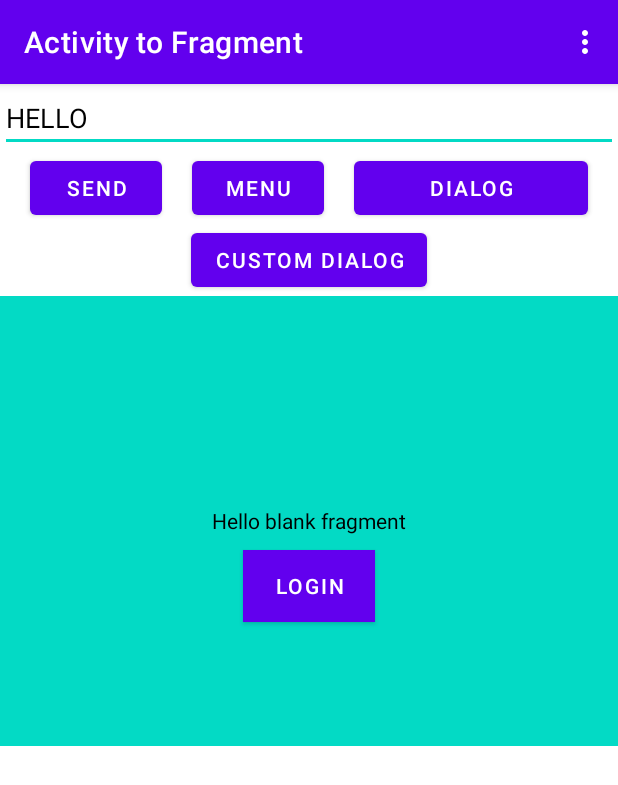
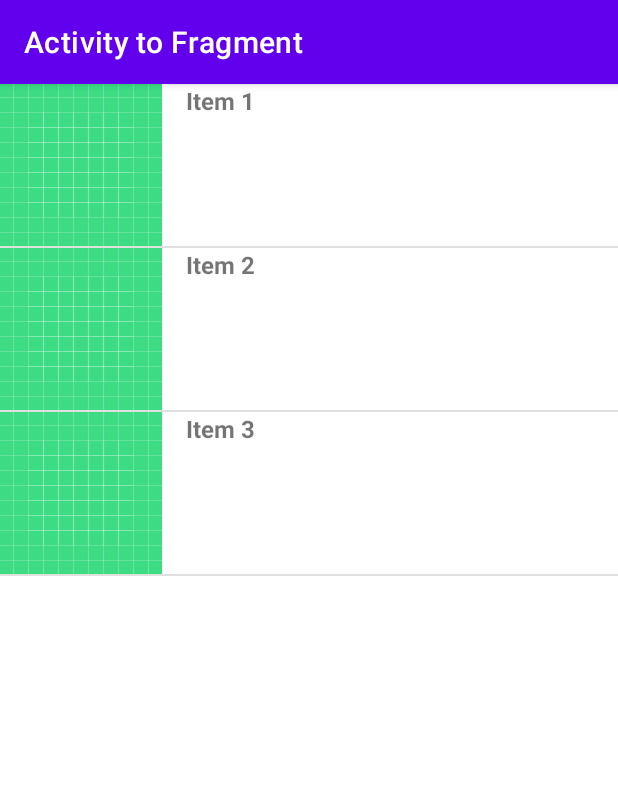
Before and after one commit to Sabindara17/ActivityToFragment, an Android app: the screen it shows after launch (MainActivity), on a phone screen of 412 x 824 dp. Shown: the top 785 px of the screen. Run offline under Robolectric (Android 15) with nearby library versions, the phone set to English and light mode, and no system bars.

Commit message:
listivew:example

```diff
--- /dev/null
+++ b/app/src/main/java/com/example/activitytofragment/DataClass.java
@@ -0,0 +1,19 @@
+package com.example.activitytofragment;
+
+public class DataClass {
+    final int images;
+    final String text;
+
+    public DataClass(int images, String text) {
+        this.images = images;
+        this.text = text;
+    }
+
+    public int getImages(){
+        return  images;
+    }
+    public String getText(){
+        return text;
+
+    }
+}
--- a/app/src/main/java/com/example/activitytofragment/MainActivity.java
+++ b/app/src/main/java/com/example/activitytofragment/MainActivity.java
@@ -1,115 +1,53 @@
 package com.example.activitytofragment;
 
-import androidx.annotation.NonNull;
 import androidx.appcompat.app.AppCompatActivity;
-import androidx.fragment.app.DialogFragment;
-import androidx.fragment.app.FragmentManager;
-import androidx.fragment.app.FragmentTransaction;
 
 import android.os.Bundle;
-import android.view.Menu;
-import android.view.MenuInflater;
-import android.view.MenuItem;
 import android.view.View;
-import android.widget.Button;
-import android.widget.EditText;
-import android.widget.PopupMenu;
+import android.widget.AdapterView;
+import android.widget.ArrayAdapter;
+import android.widget.ListView;
 import android.widget.Toast;
 
+import java.util.ArrayList;
+
 public class MainActivity extends AppCompatActivity {
-    Button btn, menu_btn,dialog_btn,custom_dialog;
-    One fragment;
-
+    private MyAdapter adapter;
+    private final ArrayList<DataClass> data = new ArrayList<DataClass>();
+        String tutorial[]={
+                "1",
+                "2",
+                "3",
+                "4"
+        };
+    ArrayAdapter<String> arrayAdapter;
+        ListView listView;
     @Override
     protected void onCreate(Bundle savedInstanceState) {
         super.onCreate(savedInstanceState);
         setContentView(R.layout.activity_main);
-        fragment = new One();
-        getSupportFragmentManager().beginTransaction()
-                .replace(R.id.fragment_fg, fragment)
-                .commit();
+        listView= findViewById(R.id.list);
+        data.add(new DataClass(R.drawable.ic_launcher_background, "Item 1"));
+        data.add(new DataClass(R.drawable.ic_launcher_background, "Item 2"));
+        data.add(new DataClass(R.drawable.ic_launcher_background, "Item 3"));
+        adapter= new MyAdapter(MainActivity.this,data);
+        listView.setAdapter(adapter);
 
-        btn = findViewById(R.id.fragment_abtn);
-        menu_btn = findViewById(R.id.menu_btn);
-        dialog_btn = findViewById(R.id.dialog_btn);
-        custom_dialog = findViewById(R.id.dialog_custom_btn);
-        btn.setOnClickListener(new View.OnClickListener() {
-            @Override
-            public void onClick(View v) {
-                EditText editText = findViewById(R.id.fragment_et);
-                String text = editText.getText().toString();
-                fragment.updateText(text);
-
-            }
-        });
-
-        menu_btn.setOnClickListener(new View.OnClickListener() {
-            @Override
-            public void onClick(View v) {
-
-                PopupMenu popup = new PopupMenu(MainActivity.this, v);
-                popup.inflate(R.menu.my);
-                popup.show();
-                popup.setOnMenuItemClickListener(new PopupMenu.OnMenuItemClickListener() {
-                    @Override
-                    public boolean onMenuItemClick(MenuItem item) {
-                        int id = item.getItemId();
-                        if (id == R.id.menu_item1) {
-                            Toast.makeText(MainActivity.this, "toast " + item.toString(), Toast.LENGTH_SHORT).show();
-
-                            return true;
-                        } else if (id == R.id.menu_item2) {
-                            Toast.makeText(MainActivity.this, "toast " + item.toString(), Toast.LENGTH_SHORT).show();
-
-                            return true;
-                        }
-                        return false;
-                    }
-                });
-
-
-            }
-        });
-
-        dialog_btn.setOnClickListener(new View.OnClickListener() {
-            @Override
-            public void onClick(View v) {
-                DialogFragment dialogFragment = new com.example.activitytofragment.DialogFragment();
-                dialogFragment.show(getSupportFragmentManager(), "d");
-            }
-        });
-
-        custom_dialog.setOnClickListener(new View.OnClickListener() {
-            @Override
-            public void onClick(View v) {
-                CustomDialog customDialog = new CustomDialog(MainActivity.this);
-               customDialog.setCancelable(false
-               );
-                customDialog.show();
-            }
-        });
+//        arrayAdapter= new ArrayAdapter<>(
+//                this,
+//                androidx.appcompat.R.layout.support_simple_spinner_dropdown_item,
+//                tutorial
+//        );
+//        listView.setAdapter(arrayAdapter);
+//
+//        listView.setOnItemClickListener(new AdapterView.OnItemClickListener() {
+//            @Override
+//            public void onItemClick(AdapterView<?> parent, View view, int position, long id) {
+//                String item = arrayAdapter.getItem(position);
+//                Toast.makeText(MainActivity.this, "Item :" +item, Toast.LENGTH_SHORT).show();
+//
+//            }
+//        });
 
     }
-
-
-    @Override
-    public boolean onCreateOptionsMenu(Menu menu) {
-        MenuInflater inflater = getMenuInflater();
-        inflater.inflate(R.menu.my, menu);
-        return super.onCreateOptionsMenu(menu);
-    }
-
-    @Override
-    public boolean onOptionsItemSelected(@NonNull MenuItem item) {
-        int id = item.getItemId();
-
-        if (id == R.id.menu_item1) {
-            Toast.makeText(MainActivity.this, "toast " + item.toString(), Toast.LENGTH_SHORT).show();
-            return true;
-        } else if (id == R.id.menu_item2) {
-            Toast.makeText(MainActivity.this, "toast " + item.toString(), Toast.LENGTH_SHORT).show();
-            return true;
-        }
-        return super.onOptionsItemSelected(item);
-    }
 }
--- /dev/null
+++ b/app/src/main/java/com/example/activitytofragment/MyAdapter.java
@@ -0,0 +1,49 @@
+package com.example.activitytofragment;
+
+import android.content.Context;
+import android.view.LayoutInflater;
+import android.view.View;
+import android.view.ViewGroup;
+import android.widget.ArrayAdapter;
+import android.widget.ImageView;
+import android.widget.TextView;
+
+import androidx.annotation.NonNull;
+import androidx.annotation.Nullable;
+
+import java.util.ArrayList;
+import java.util.List;
+
+public class MyAdapter extends ArrayAdapter<DataClass> {
+
+    // invoke the suitable constructor of the ArrayAdapter class
+    public MyAdapter(@NonNull Context context, ArrayList<DataClass> arrayList) {
+
+        // pass the context and arrayList for the super
+        // constructor of the ArrayAdapter class
+        super(context, 0, arrayList);
+    }
+
+    @NonNull
+    @Override
+    public View getView(int position, @Nullable View convertView, @NonNull ViewGroup parent) {
+
+        // convertView which is recyclable view
+        View currentItemView = LayoutInflater.from(getContext()).inflate(R.layout.list_item, parent, false);
+
+        // get the position of the view from the ArrayAdapter
+        DataClass currentNumberPosition = getItem(position);
+
+        // then according to the position of the view assign the desired image for the same
+        ImageView numbersImage = currentItemView.findViewById(R.id.imageView);
+        numbersImage.setImageResource(currentNumberPosition.images);
+
+        // then according to the position of the view assign the desired TextView 1 for the same
+        TextView textView1 = currentItemView.findViewById(R.id.titleTextView);
+        textView1.setText(currentNumberPosition.getText());
+
+
+        // then return the recyclable view
+        return currentItemView;
+    }
+}
--- a/app/src/main/java/com/example/activitytofragment/One.java
+++ /dev/null
@@ -1,32 +0,0 @@
-package com.example.activitytofragment;
-
-import android.os.Bundle;
-
-import androidx.fragment.app.Fragment;
-
-import android.view.LayoutInflater;
-import android.view.View;
-import android.view.ViewGroup;
-import android.widget.TextView;
-import android.widget.Toast;
-
-
-public class One extends Fragment {
-    String d;
-    TextView txt;
-    View v;
-
-    @Override
-    public View onCreateView(LayoutInflater inflater, ViewGroup container,
-                             Bundle savedInstanceState) {
-        // Inflate the layout for this fragment
-      v = inflater.inflate(R.layout.fragment_one, container, false);
-        return v;
-    }
-    public void updateText(String text) {
-        Toast.makeText(getContext(), "toast "+text, Toast.LENGTH_SHORT).show();
-        TextView textView = v.findViewById(R.id.fragment_tv);
-        textView.setText(text);
-    }
-
-}
--- a/app/src/main/res/layout/activity_main.xml
+++ b/app/src/main/res/layout/activity_main.xml
@@ -1,63 +1,15 @@
 <?xml version="1.0" encoding="utf-8"?>
-<RelativeLayout xmlns:android="http://schemas.android.com/apk/res/android"
+<LinearLayout xmlns:android="http://schemas.android.com/apk/res/android"
     xmlns:app="http://schemas.android.com/apk/res-auto"
     xmlns:tools="http://schemas.android.com/tools"
     android:layout_width="match_parent"
     android:layout_height="match_parent"
     tools:context=".MainActivity">
 
-    <EditText
-        android:id="@+id/fragment_et"
+
+    <ListView
         android:layout_width="match_parent"
-        android:layout_height="wrap_content"
-        android:hint="HELLO"
+        android:id="@+id/list"
+        android:layout_height="match_parent"/>
 
-        android:textColor="@color/black"
-
-        android:textColorHint="@color/black" />
-
-    <Button
-        android:id="@+id/fragment_abtn"
-        android:layout_width="wrap_content"
-        android:layout_height="wrap_content"
-        android:layout_below="@+id/fragment_et"
-        android:layout_marginLeft="20dp"
-
-        android:text="Send" />
-
-    <Button
-        android:id="@+id/menu_btn"
-        android:layout_width="wrap_content"
-        android:layout_height="wrap_content"
-        android:layout_below="@+id/fragment_et"
-        android:layout_marginLeft="20dp"
-        android:layout_marginRight="20dp"
-        android:layout_toEndOf="@+id/fragment_abtn"
-        android:text="Menu" />
-
-    <Button
-        android:id="@+id/dialog_btn"
-        android:layout_width="wrap_content"
-        android:layout_height="wrap_content"
-        android:layout_below="@+id/fragment_et"
-        android:layout_alignParentEnd="true"
-        android:layout_marginRight="20dp"
-        android:layout_toEndOf="@+id/menu_btn"
-        android:text="Dialog" />
-
-    <Button
-        android:id="@+id/dialog_custom_btn"
-        android:layout_width="wrap_content"
-        android:layout_height="wrap_content"
-        android:layout_below="@+id/dialog_btn"
-        android:layout_centerInParent="true"
-        android:text="Custom Dialog" />
-
-    <androidx.fragment.app.FragmentContainerView
-        android:id="@+id/fragment_fg"
-        android:layout_width="match_parent"
-        android:layout_height="300dp"
-        android:layout_below="@+id/dialog_custom_btn"
-        tools:layout="@layout/fragment_one" />
-
-</RelativeLayout>
+</LinearLayout>
--- a/app/src/main/res/layout/fragment_one.xml
+++ /dev/null
@@ -1,31 +0,0 @@
-<?xml version="1.0" encoding="utf-8"?>
-<RelativeLayout xmlns:android="http://schemas.android.com/apk/res/android"
-    xmlns:tools="http://schemas.android.com/tools"
-    android:layout_width="match_parent"
-    android:layout_height="match_parent"
-    android:background="@color/teal_200"
-    tools:context=".One">
-
-    <!-- TODO: Update blank fragment layout -->
-    <TextView
-        android:layout_width="wrap_content"
-        android:id="@+id/fragment_tv"
-        android:layout_height="wrap_content"
-        android:text="@string/hello_blank_fragment"
-        android:layout_centerInParent="true"
-        android:textColor="@color/black"
-        />
-
-    <Button
-        android:id="@+id/fragment_btn"
-        android:layout_width="wrap_content"
-        android:layout_below="@+id/fragment_tv"
-        android:layout_centerInParent="true"
-        android:layout_height="wrap_content"
-        android:layout_marginTop="10dp"
-        android:background="@color/black"
-        android:text="Login"
-        android:textColor="@color/white"></Button>
-
-
-</RelativeLayout>
--- /dev/null
+++ b/app/src/main/res/layout/list_item.xml
@@ -0,0 +1,30 @@
+<LinearLayout xmlns:android="http://schemas.android.com/apk/res/android"
+    android:layout_width="match_parent"
+    android:layout_height="wrap_content"
+    android:orientation="horizontal">
+
+    <ImageView
+        android:id="@+id/imageView"
+        android:layout_width="wrap_content"
+        android:layout_height="wrap_content"
+        android:src="@drawable/ic_launcher_background"/>
+
+    <LinearLayout
+        android:layout_width="wrap_content"
+        android:layout_height="wrap_content"
+        android:orientation="vertical"
+        android:layout_marginLeft="16dp">
+
+        <TextView
+            android:id="@+id/titleTextView"
+            android:layout_width="wrap_content"
+            android:layout_height="wrap_content"
+            android:text="Title"
+            android:textStyle="bold"
+            android:textSize="16sp"/>
+
+
+
+    </LinearLayout>
+
+</LinearLayout>
```
Also changed, not shown: app/src/main/AndroidManifest.xml (+4 -5 lines), app/src/main/java/com/example/activitytofragment/CustomDialog.java (deleted, +0 -36 lines), app/src/main/java/com/example/activitytofragment/DialogFragment.java (deleted, +0 -34 lines), app/src/main/res/layout/custom_dialog.xml (deleted, +0 -32 lines).
